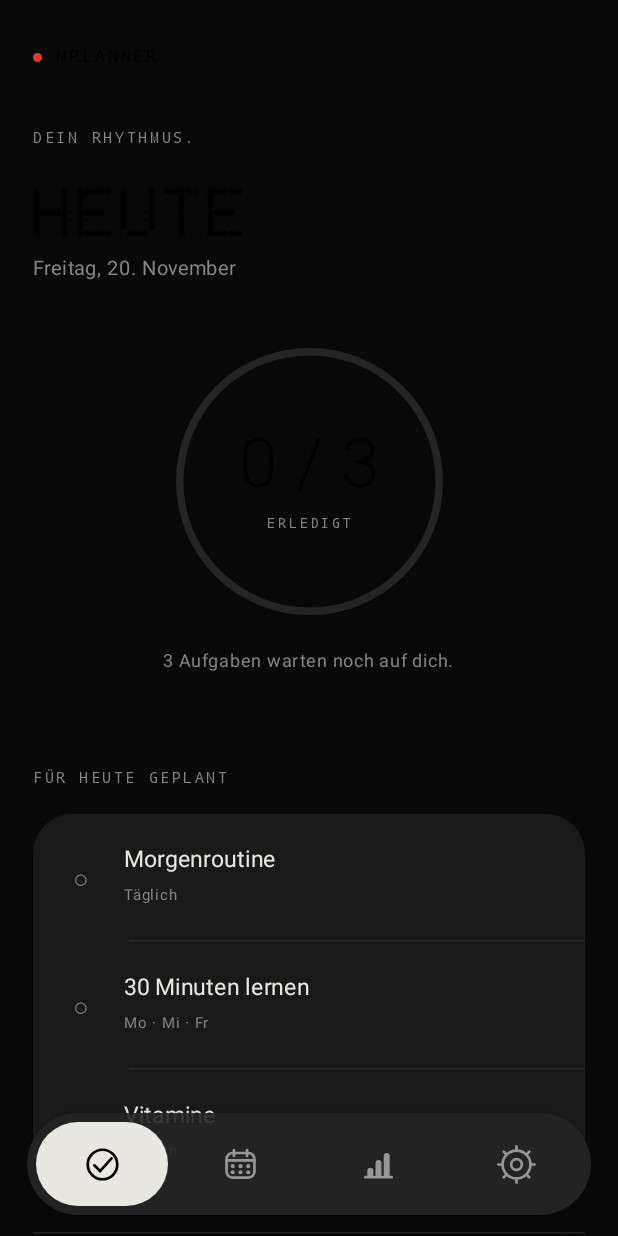
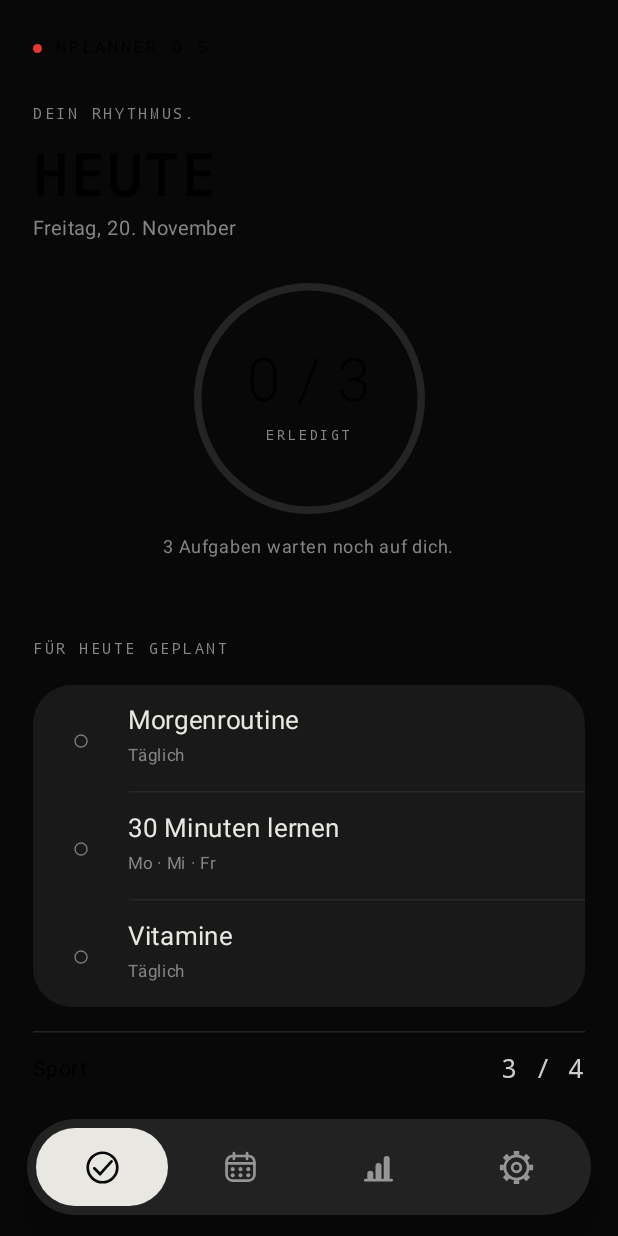
Before and after one commit to lukaechen/NPlanner, an Android app built with Jetpack Compose: the screen it shows after launch (MainActivity), on a phone screen of 412 x 824 dp. Run offline under Robolectric (Android 15) with nearby library versions, the phone set to English and light mode, and no system bars.

Commit message:
Update MainActivity.kt

```diff
--- a/app/src/main/java/at/lukaechen/nplanner/MainActivity.kt
+++ b/app/src/main/java/at/lukaechen/nplanner/MainActivity.kt
@@ -114,7 +114,7 @@ class MainActivity : ComponentActivity() {
             onDismissRequest = { addDialog = false },
             containerColor = Panel,
             shape = RoundedCornerShape(28.dp),
-            title = { Text("NEUE AUFGABE", fontFamily = ndot, fontSize = 24.sp) },
+            title = { DisplayTitle("NEUE AUFGABE", ndot, fontSize = 24.sp) },
             text = { OutlinedTextField(newName, { newName = it.take(60) }, label = { Text("Bezeichnung") }, singleLine = true) },
             confirmButton = { TextButton(enabled = newName.isNotBlank(), onClick = {
                 rules = rules + Rule(UUID.randomUUID().toString(), newName.trim(), (1..7).toSet())
@@ -125,26 +125,33 @@ class MainActivity : ComponentActivity() {
     }
 }
 
-@Composable private fun Screen(ndot: FontFamily, eyebrow: String, title: String, subtitle: String, content: @Composable ColumnScope.() -> Unit) {
-    Column(Modifier.fillMaxSize().verticalScroll(rememberScrollState()).padding(horizontal = 22.dp).padding(top = 26.dp, bottom = 120.dp)) {
+@Composable private fun DisplayTitle(text: String, ndot: FontFamily, modifier: Modifier = Modifier, fontSize: androidx.compose.ui.unit.TextUnit = 38.sp) {
+    // The current uploaded font file renders empty glyphs on-device. Keep titles visible and mark the exact switch point.
+    // After a verified NDOT47 TTF is uploaded, replace FontFamily.Monospace below with ndot.
+    Text(text, modifier = modifier, fontFamily = FontFamily.Monospace, fontWeight = FontWeight.Bold, fontSize = fontSize, lineHeight = fontSize * 1.05f, letterSpacing = 2.sp)
+}
+
+@Composable private fun Screen(ndot: FontFamily, eyebrow: String, title: String, subtitle: String, scrollable: Boolean = true, content: @Composable ColumnScope.() -> Unit) {
+    val base = Modifier.fillMaxSize().padding(horizontal = 22.dp).padding(top = 20.dp, bottom = 102.dp)
+    Column(if (scrollable) base.verticalScroll(rememberScrollState()) else base) {
         Row(verticalAlignment = Alignment.CenterVertically) {
-            Box(Modifier.size(6.dp).background(Red, CircleShape)); Spacer(Modifier.width(9.dp)); Text("NPLANNER", fontFamily = FontFamily.Monospace, fontSize = 11.sp, letterSpacing = 2.sp)
+            Box(Modifier.size(6.dp).background(Red, CircleShape)); Spacer(Modifier.width(9.dp)); Text("NPLANNER 0.5", fontFamily = FontFamily.Monospace, fontSize = 11.sp, letterSpacing = 2.sp)
         }
-        Spacer(Modifier.height(30.dp)); Text(eyebrow, color = Muted, fontFamily = FontFamily.Monospace, fontSize = 10.sp, letterSpacing = 1.8.sp)
-        Text(title, fontFamily = ndot, fontWeight = FontWeight.Normal, fontSize = 42.sp, lineHeight = 45.sp, letterSpacing = 1.sp, modifier = Modifier.padding(top = 7.dp))
-        Text(subtitle, color = Muted, fontSize = 13.sp); Spacer(Modifier.height(22.dp)); content()
+        Spacer(Modifier.height(20.dp)); Text(eyebrow, color = Muted, fontFamily = FontFamily.Monospace, fontSize = 10.sp, letterSpacing = 1.8.sp)
+        DisplayTitle(title, ndot, Modifier.padding(top = 7.dp), 38.sp)
+        Text(subtitle, color = Muted, fontSize = 13.sp); Spacer(Modifier.height(14.dp)); content()
     }
 }
 
 @Composable private fun TodayScreen(ndot: FontFamily, date: LocalDate, rules: List<Rule>, completed: (Rule) -> Boolean, setCompleted: (Rule, Boolean) -> Unit, tick: Int) {
     val done = remember(rules, date, tick) { rules.count(completed) }
     val progress by animateFloatAsState(if (rules.isEmpty()) 1f else done.toFloat() / rules.size, label = "progress")
-    Screen(ndot, "DEIN RHYTHMUS.", "HEUTE", date.format(DateTimeFormatter.ofPattern("EEEE, d. MMMM", Locale.GERMAN))) {
+    Screen(ndot, "DEIN RHYTHMUS.", "HEUTE", date.format(DateTimeFormatter.ofPattern("EEEE, d. MMMM", Locale.GERMAN)), scrollable = false) {
         ProgressOrbit(progress, done, rules.size)
         Text(if (done == rules.size) "Dein Tag ist abgeschlossen." else "${rules.size - done} ${if (rules.size - done == 1) "Aufgabe wartet" else "Aufgaben warten"} noch auf dich.", color = Muted, fontSize = 12.sp, modifier = Modifier.align(Alignment.CenterHorizontally))
-        Spacer(Modifier.height(28.dp))
+        Spacer(Modifier.height(18.dp))
         if (done == rules.size) {
-            Text("FÜR HEUTE FERTIG.", fontFamily = ndot, fontWeight = FontWeight.Normal, fontSize = 29.sp, modifier = Modifier.align(Alignment.CenterHorizontally))
+            DisplayTitle("FÜR HEUTE FERTIG.", ndot, Modifier.align(Alignment.CenterHorizontally), 29.sp)
             Text("Alles erledigt. Der Rest des Tages gehört dir.", color = Muted, fontSize = 13.sp, modifier = Modifier.align(Alignment.CenterHorizontally).padding(top = 8.dp, bottom = 25.dp))
         } else {
             SectionLabel("FÜR HEUTE GEPLANT")
@@ -160,28 +167,28 @@ class MainActivity : ComponentActivity() {
 }
 
 @Composable private fun ProgressOrbit(progress: Float, done: Int, total: Int) {
-    Box(Modifier.fillMaxWidth().height(215.dp), contentAlignment = Alignment.Center) {
-        Canvas(Modifier.size(178.dp)) {
+    Box(Modifier.fillMaxWidth().height(174.dp), contentAlignment = Alignment.Center) {
+        Canvas(Modifier.size(154.dp)) {
             val stroke = 5.dp.toPx(); val inset = stroke / 2
             drawArc(Color(0xFF242424), -125f, 360f, false, Offset(inset, inset), Size(size.width-stroke, size.height-stroke), style = Stroke(stroke, cap = StrokeCap.Round))
             drawArc(White, -125f, 360f * progress, false, Offset(inset, inset), Size(size.width-stroke, size.height-stroke), style = Stroke(stroke, cap = StrokeCap.Round))
         }
         Column(horizontalAlignment = Alignment.CenterHorizontally) {
-            Text("$done / $total", fontSize = 46.sp, fontWeight = FontWeight.Light)
+            Text("$done / $total", fontSize = 40.sp, fontWeight = FontWeight.Light)
             Text(if (done == total) "GESCHAFFT" else "ERLEDIGT", color = Muted, fontFamily = FontFamily.Monospace, fontSize = 9.sp, letterSpacing = 2.sp)
         }
     }
 }
 
 @Composable private fun TaskRow(rule: Rule, checked: Boolean, click: () -> Unit) {
-    Row(Modifier.fillMaxWidth().clickable(onClick = click).padding(18.dp), verticalAlignment = Alignment.CenterVertically) {
-        Box(Modifier.size(27.dp).background(if (checked) White else Color.Transparent, CircleShape).then(if (!checked) Modifier.background(Color.Transparent) else Modifier), contentAlignment = Alignment.Center) { Text(if (checked) "✓" else "○", color = if (checked) Bg else Muted, fontSize = 17.sp) }
-        Spacer(Modifier.width(15.dp)); Column { Text(rule.name, color = if (checked) Muted else White, fontSize = 15.sp); Text(dayLabel(rule.days), color = Muted, fontSize = 10.sp) }
+    Row(Modifier.fillMaxWidth().clickable(onClick = click).padding(horizontal = 15.dp, vertical = 11.dp), verticalAlignment = Alignment.CenterVertically) {
+        Box(Modifier.size(34.dp).background(if (checked) White else Color.Transparent, CircleShape).then(if (!checked) Modifier.background(Color.Transparent) else Modifier), contentAlignment = Alignment.Center) { Text(if (checked) "✓" else "○", color = if (checked) Bg else Muted, fontSize = 20.sp) }
+        Spacer(Modifier.width(14.dp)); Column { Text(rule.name, color = if (checked) Muted else White, fontSize = 17.sp); Text(dayLabel(rule.days), color = Muted, fontSize = 11.sp) }
     }
 }
 
 @Composable private fun WeeklySummary() {
-    HorizontalDivider(color = Color(0xFF242424), modifier = Modifier.padding(top = 24.dp, bottom = 17.dp))
+    HorizontalDivider(color = Color(0xFF242424), modifier = Modifier.padding(top = 16.dp, bottom = 12.dp))
     Row(Modifier.fillMaxWidth(), verticalAlignment = Alignment.CenterVertically) {
         Column(Modifier.weight(1f)) { Text("Sport", fontSize = 14.sp); Text("Dein flexibler Wochenfortschritt", color = Muted, fontSize = 10.sp); Row(Modifier.padding(top = 9.dp), horizontalArrangement = Arrangement.spacedBy(6.dp)) { repeat(4) { Box(Modifier.size(5.dp).background(if (it < 3) White else Color(0xFF333333), CircleShape)) } } }
         Text("3 / 4", color = Color.LightGray, fontFamily = FontFamily.Monospace, fontSize = 18.sp)
@@ -240,7 +247,7 @@ private enum class NavGlyph { TODAY, HISTORY, STATS, SETUP }
 @Composable private fun GlyphNav(page: Int, select: (Int) -> Unit, modifier: Modifier) {
     val glyphs = listOf(NavGlyph.TODAY, NavGlyph.HISTORY, NavGlyph.STATS, NavGlyph.SETUP)
     Surface(
-        modifier.navigationBarsPadding().padding(horizontal = 18.dp, vertical = 14.dp).fillMaxWidth().height(68.dp),
+        modifier.navigationBarsPadding().padding(horizontal = 18.dp, vertical = 14.dp).fillMaxWidth().height(64.dp),
         color = Color(0xE6252525), shape = RoundedCornerShape(34.dp), shadowElevation = 14.dp
     ) {
         Row(Modifier.padding(6.dp), horizontalArrangement = Arrangement.spacedBy(4.dp)) {
@@ -284,14 +291,22 @@ private enum class NavGlyph { TODAY, HISTORY, STATS, SETUP }
                 }
             }
             NavGlyph.SETUP -> {
-                // Simple gear: 8 teeth, outer ring and center hole.
-                val outer=size.width*.34f; val tooth=size.width*.44f
-                drawCircle(color,outer,Offset(cx,cy),style=Stroke(w))
-                drawCircle(color,size.width*.13f,Offset(cx,cy),style=Stroke(w))
+                // Compact conventional settings gear.
+                val ring = size.width * .285f
+                val hub = size.width * .105f
+                drawCircle(color, ring, Offset(cx, cy), style = Stroke(w))
+                drawCircle(color, hub, Offset(cx, cy), style = Stroke(w))
                 repeat(8) { i ->
-                    val a=Math.toRadians((i*45.0)-90.0)
-                    val ca=kotlin.math.cos(a).toFloat(); val sa=kotlin.math.sin(a).toFloat()
-                    line(cx+ca*outer,cy+sa*outer,cx+ca*tooth,cy+sa*tooth)
+                    val a = Math.toRadians((i * 45.0) - 90.0)
+                    val ca = kotlin.math.cos(a).toFloat(); val sa = kotlin.math.sin(a).toFloat()
+                    val tangentX = -sa; val tangentY = ca
+                    val inner = size.width * .31f; val outer = size.width * .405f; val half = 1.8.dp.toPx()
+                    val p1 = Offset(cx + ca*inner + tangentX*half, cy + sa*inner + tangentY*half)
+                    val p2 = Offset(cx + ca*outer + tangentX*half, cy + sa*outer + tangentY*half)
+                    val p3 = Offset(cx + ca*outer - tangentX*half, cy + sa*outer - tangentY*half)
+                    val p4 = Offset(cx + ca*inner - tangentX*half, cy + sa*inner - tangentY*half)
+                    val path = androidx.compose.ui.graphics.Path().apply { moveTo(p1.x,p1.y); lineTo(p2.x,p2.y); lineTo(p3.x,p3.y); lineTo(p4.x,p4.y); close() }
+                    drawPath(path, color)
                 }
             }
         }
```
